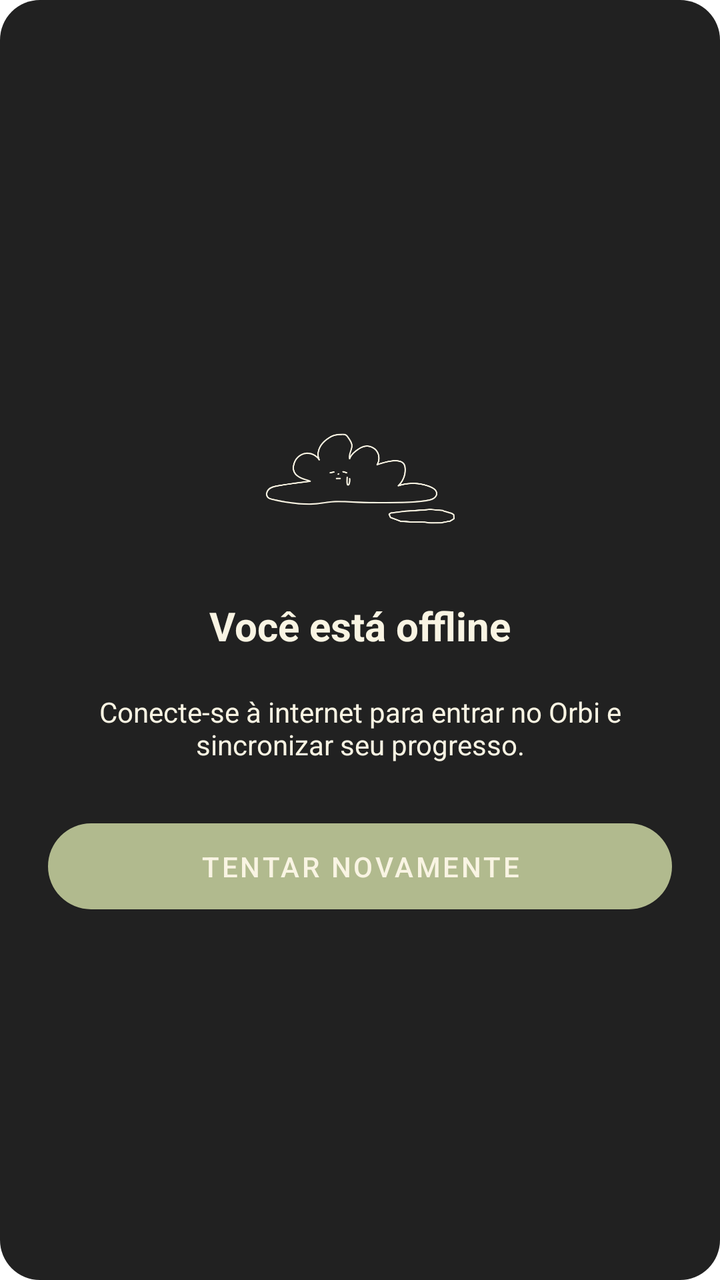
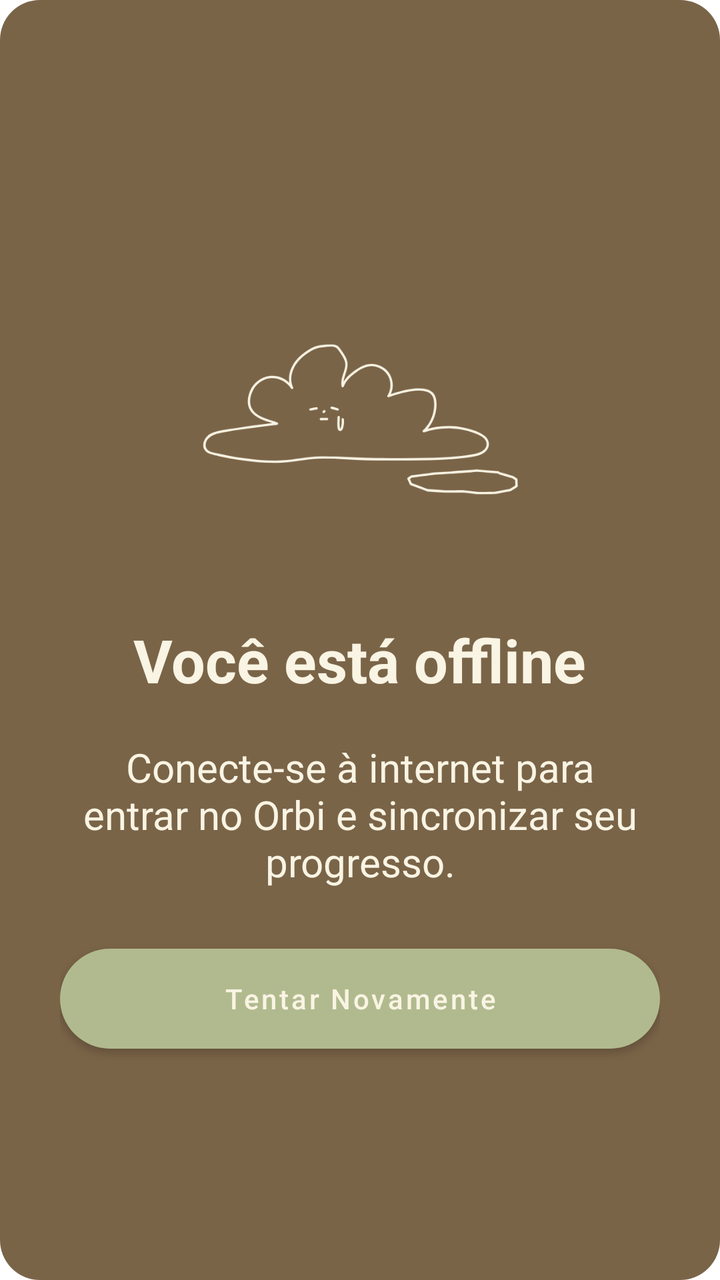

Screens rendered from an Android XML layout before and after an edit, with the pre-edit source and the edit as a unified diff.
<!-- AndroidManifest.xml: application theme Theme.Orbi -->
<!-- res/layout/dialog_no_connection.xml -->
<?xml version="1.0" encoding="utf-8"?>
<LinearLayout xmlns:android="http://schemas.android.com/apk/res/android"
    xmlns:app="http://schemas.android.com/apk/res-auto"
    android:layout_width="match_parent"
    android:layout_height="wrap_content"
    android:background="@drawable/bg_rounded_dialog"
    android:gravity="center"
    android:orientation="vertical"
    android:padding="24dp">


    <ImageView
        android:layout_width="120dp"
        android:layout_height="120dp"
        android:src="@drawable/ic_sad_cloud_cream_color"
        android:contentDescription="Nuvem triste sem conexão" />


    <TextView
        android:layout_width="wrap_content"
        android:layout_height="wrap_content"
        android:text="Você está offline"
        android:textColor="@color/orbi_cream"
        android:textSize="20sp"
        android:textStyle="bold" />


    <TextView
        android:layout_width="wrap_content"
        android:layout_height="wrap_content"
        android:layout_marginTop="20dp"
        android:gravity="center"
        android:text="Conecte-se à internet para entrar no Orbi e sincronizar seu progresso."
        android:textColor="@color/orbi_cream"
        android:textSize="14sp" />


    <com.google.android.material.button.MaterialButton
        android:id="@+id/btn_retry_connection"
        android:layout_width="match_parent"
        android:layout_height="55dp"
        android:layout_marginTop="24dp"
        android:text="Tentar Novamente"
        android:textColor="@color/orbi_cream"
        app:backgroundTint="@color/orbi_olive"
        app:cornerRadius="30dp" />


</LinearLayout>
<!-- resources referenced by this layout -->
<resources>
  <color name="orbi_cream">#F9F4E3</color>
  <color name="orbi_olive">#B1BA8E</color>
  <!-- drawable bg_rounded_dialog (drawable) -->
  <?xml version="1.0" encoding="utf-8"?>
  <shape xmlns:android="http://schemas.android.com/apk/res/android">
  
  
      <solid android:color="#212121" />
      <corners android:radius="20dp" />
  
  
  </shape>
  <!-- drawable ic_sad_cloud_cream_color: png bitmap (drawable, 17721 bytes) -->
  <style name="Theme.Orbi" parent="Theme.MaterialComponents.Light.NoActionBar">
  
  
          <item name="colorPrimary">@color/orbi_dark_brown</item>
          <item name="colorPrimaryVariant">@color/orbi_olive</item>
          <item name="colorOnPrimary">@color/orbi_white</item>
          <item name="colorSecondary">@color/orbi_olive</item>
          <item name="colorSecondaryVariant">@color/orbi_light_olive</item>
          <item name="colorOnSecondary">@color/orbi_white</item>
  
  
          
          <item name="android:statusBarColor">@color/orbi_cream</item>
          <item name="android:windowLightStatusBar">true</item>
  
  
          
          <item name="android:navigationBarColor">@color/orbi_cream</item>
          <item name="android:windowLightNavigationBar" tools:targetApi="o_mr1">true</item>
  
  
      </style>
  <color name="orbi_dark_brown">#7A6448</color>
  <color name="orbi_white">#FFFFFF</color>
  <color name="orbi_light_olive">#D4DDB1</color>
</resources>

<!-- the commit's change to res/layout/dialog_no_connection.xml (unified diff, before → after) -->
@@ -6,22 +6,21 @@
     android:background="@drawable/bg_rounded_dialog"
     android:gravity="center"
     android:orientation="vertical"
-    android:padding="24dp">
+    android:padding="30dp">
 
 
     <ImageView
-        android:layout_width="120dp"
-        android:layout_height="120dp"
-        android:src="@drawable/ic_sad_cloud_cream_color"
-        android:contentDescription="Nuvem triste sem conexão" />
+        android:layout_width="200dp"
+        android:layout_height="200dp"
+        android:src="@drawable/ic_sad_cloud_cream_color" />
 
 
     <TextView
         android:layout_width="wrap_content"
         android:layout_height="wrap_content"
-        android:text="Você está offline"
+        android:text="@string/no_connection_title"
         android:textColor="@color/orbi_cream"
-        android:textSize="20sp"
+        android:textSize="30sp"
         android:textStyle="bold" />
 
 
@@ -30,17 +29,18 @@
         android:layout_height="wrap_content"
         android:layout_marginTop="20dp"
         android:gravity="center"
-        android:text="Conecte-se à internet para entrar no Orbi e sincronizar seu progresso."
+        android:text="@string/no_connection_description"
         android:textColor="@color/orbi_cream"
-        android:textSize="14sp" />
+        android:textSize="20sp" />
 
 
     <com.google.android.material.button.MaterialButton
         android:id="@+id/btn_retry_connection"
         android:layout_width="match_parent"
-        android:layout_height="55dp"
+        android:layout_height="62dp"
         android:layout_marginTop="24dp"
-        android:text="Tentar Novamente"
+        android:text="@string/no_connection_btn"
+        android:textAllCaps="false"
         android:textColor="@color/orbi_cream"
         app:backgroundTint="@color/orbi_olive"
         app:cornerRadius="30dp" />
<!-- resource entries referenced after the edit -->
@@ -7,12 +7,15 @@
   <shape xmlns:android="http://schemas.android.com/apk/res/android">
   
   
-      <solid android:color="#212121" />
+      <solid android:color="@color/orbi_dark_brown" />
       <corners android:radius="20dp" />
   
   
   </shape>
   <!-- drawable ic_sad_cloud_cream_color: png bitmap (drawable, 17721 bytes) -->
+  <string name="no_connection_btn">Tentar Novamente</string>
+  <string name="no_connection_description">Conecte-se à internet para entrar no Orbi e sincronizar seu progresso.</string>
+  <string name="no_connection_title">Você está offline</string>
   <style name="Theme.Orbi" parent="Theme.MaterialComponents.Light.NoActionBar">
   
   
